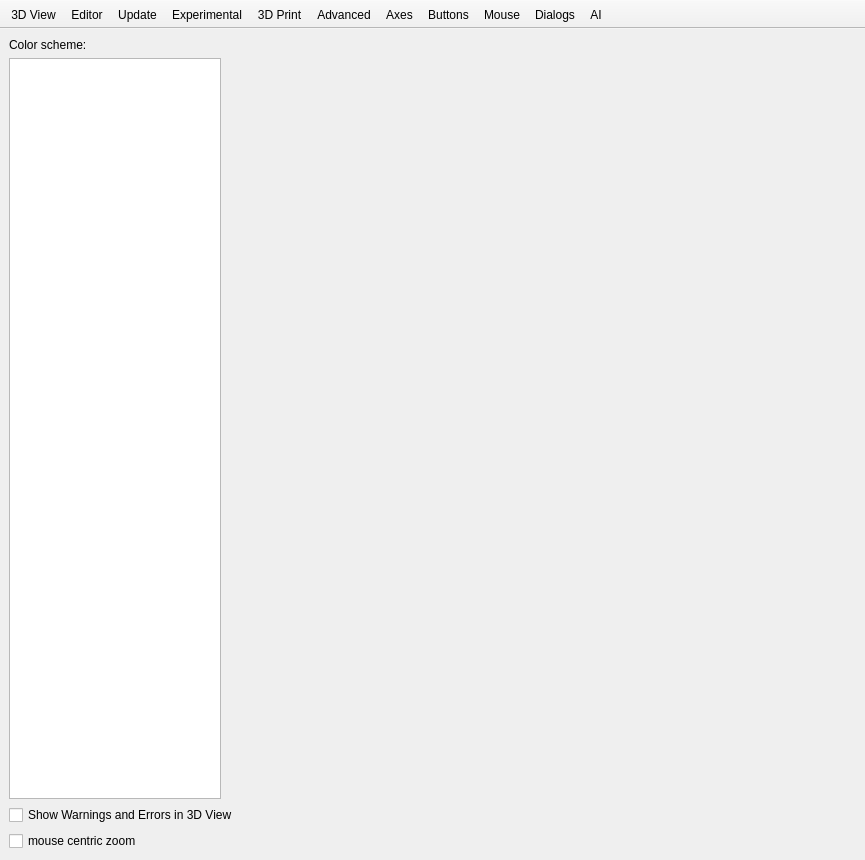
Old version of the form src/gui/Preferences.ui in the repository openscad/openscad.
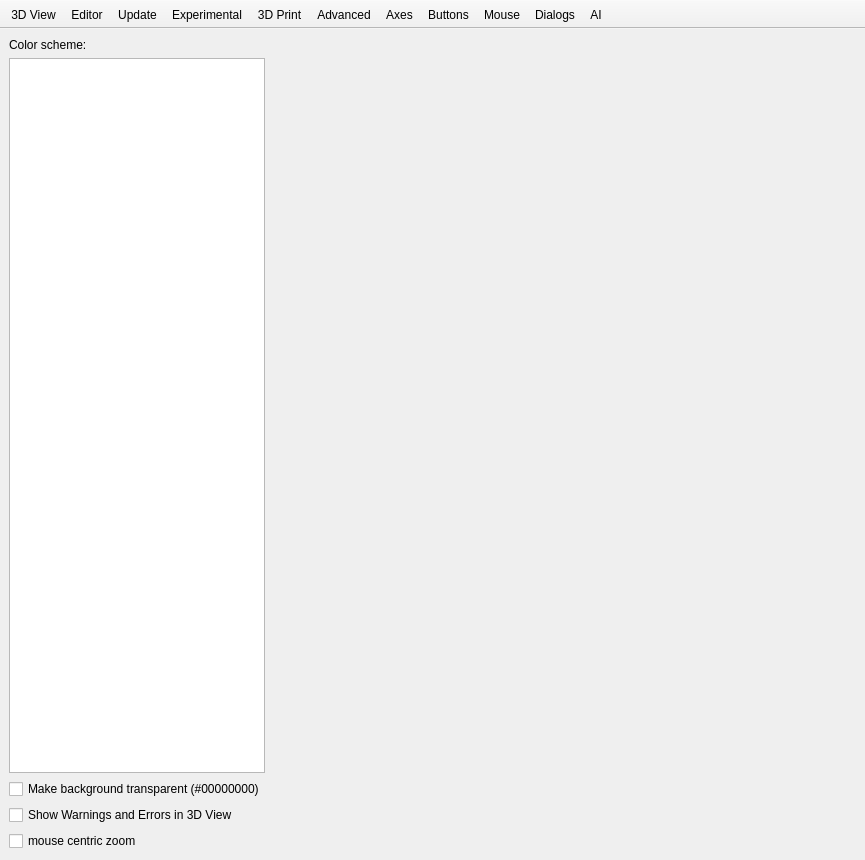
New version of the form. The open tabs and pages were chosen to show the change. Icons and pictures are not drawn. Custom widgets are drawn as their Qt base class.

Commit message: Add Preferences checkbox to make any color scheme background transparent

```diff
--- a/src/gui/Preferences.ui
+++ b/src/gui/Preferences.ui
@@ -70,6 +70,16 @@
               </property>
              </widget>
             </item>
+            <item>
+             <widget class="QCheckBox" name="checkBoxTransparentColorSchemeBackground">
+              <property name="text">
+               <string>Make background transparent (#00000000)</string>
+              </property>
+              <property name="checked">
+               <bool>false</bool>
+              </property>
+             </widget>
+            </item>
            </layout>
           </item>
           <item>
```
The commit also changes 5 other files.
